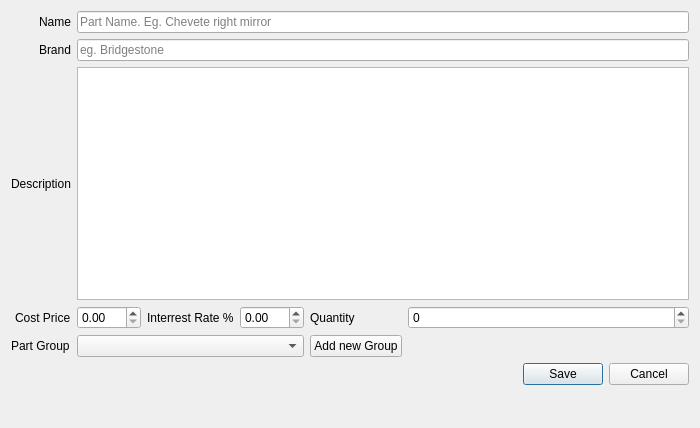
The window that Stock_Add_Part.ui (bedi1982/Oficina) describes before a commit, drawn with Qt 5.
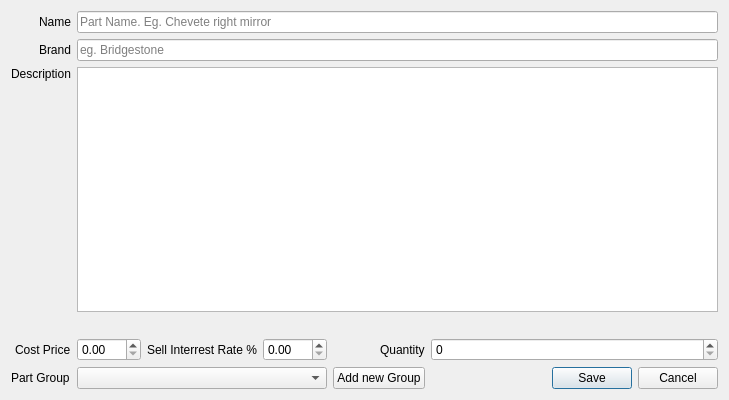
The same window after the commit. Icons and pictures are not drawn.

Patch:
```diff
--- a/Stock_Add_Part.ui
+++ b/Stock_Add_Part.ui
@@ -6,8 +6,8 @@
    <rect>
     <x>0</x>
     <y>0</y>
-    <width>700</width>
-    <height>428</height>
+    <width>729</width>
+    <height>400</height>
    </rect>
   </property>
   <property name="windowTitle">
@@ -18,39 +18,6 @@
     <normaloff>:/emoticons/service.png</normaloff>:/emoticons/service.png</iconset>
   </property>
   <layout class="QGridLayout" name="gridLayout">
-   <item row="5" column="7">
-    <widget class="QDialogButtonBox" name="buttonBox">
-     <property name="focusPolicy">
-      <enum>Qt::StrongFocus</enum>
-     </property>
-     <property name="standardButtons">
-      <set>QDialogButtonBox::Cancel|QDialogButtonBox::Save</set>
-     </property>
-    </widget>
-   </item>
-   <item row="3" column="5">
-    <widget class="QDoubleSpinBox" name="double_Spin_Interest_Rate">
-     <property name="sizePolicy">
-      <sizepolicy hsizetype="Fixed" vsizetype="Fixed">
-       <horstretch>0</horstretch>
-       <verstretch>0</verstretch>
-      </sizepolicy>
-     </property>
-     <property name="maximum">
-      <double>999.990000000000009</double>
-     </property>
-     <property name="singleStep">
-      <double>1.000000000000000</double>
-     </property>
-    </widget>
-   </item>
-   <item row="0" column="0" alignment="Qt::AlignRight">
-    <widget class="QLabel" name="lbl_Part_Name">
-     <property name="text">
-      <string>Name</string>
-     </property>
-    </widget>
-   </item>
    <item row="0" column="3" colspan="5">
     <widget class="QLineEdit" name="line_Name">
      <property name="text">
@@ -64,51 +31,14 @@
      </property>
     </widget>
    </item>
-   <item row="2" column="0" alignment="Qt::AlignRight">
+   <item row="2" column="0" alignment="Qt::AlignRight|Qt::AlignTop">
     <widget class="QLabel" name="lbl_Description">
      <property name="text">
       <string>Description</string>
      </property>
     </widget>
    </item>
-   <item row="6" column="0" rowspan="3">
-    <widget class="QLabel" name="lbl_Emoticon">
-     <property name="text">
-      <string/>
-     </property>
-    </widget>
-   </item>
-   <item row="6" column="3" colspan="5">
-    <widget class="QLabel" name="lbl_Feedback">
-     <property name="text">
-      <string/>
-     </property>
-     <property name="alignment">
-      <set>Qt::AlignRight|Qt::AlignTrailing|Qt::AlignVCenter</set>
-     </property>
-    </widget>
-   </item>
-   <item row="2" column="3" colspan="5">
-    <widget class="QPlainTextEdit" name="txt_Part_Description">
-     <property name="tabChangesFocus">
-      <bool>true</bool>
-     </property>
-     <property name="plainText">
-      <string/>
-     </property>
-     <property name="placeholderText">
-      <string>Full Description. Max 250 chars</string>
-     </property>
-    </widget>
-   </item>
-   <item row="3" column="0" alignment="Qt::AlignRight">
-    <widget class="QLabel" name="lbl_Cost">
-     <property name="text">
-      <string>Cost Price</string>
-     </property>
-    </widget>
-   </item>
-   <item row="3" column="3">
+   <item row="4" column="3">
     <widget class="QDoubleSpinBox" name="double_Spin_Cost">
      <property name="maximum">
       <double>999.990000000000009</double>
@@ -125,10 +55,10 @@
      </property>
     </widget>
    </item>
-   <item row="3" column="4" alignment="Qt::AlignRight">
+   <item row="4" column="4" alignment="Qt::AlignRight">
     <widget class="QLabel" name="lbl_Sel_Price">
      <property name="text">
-      <string>Interrest Rate %</string>
+      <string>Sell Interrest Rate %</string>
      </property>
     </widget>
    </item>
@@ -139,37 +69,100 @@
      </property>
     </widget>
    </item>
-   <item row="3" column="6">
+   <item row="4" column="6" alignment="Qt::AlignRight">
     <widget class="QLabel" name="lbl_Quantity">
      <property name="text">
       <string>Quantity</string>
      </property>
     </widget>
    </item>
-   <item row="3" column="7">
-    <widget class="QSpinBox" name="spin_Quantity">
-     <property name="maximum">
-      <number>99999</number>
-     </property>
-    </widget>
-   </item>
-   <item row="4" column="0">
+   <item row="5" column="0">
     <widget class="QLabel" name="lbl_Part_Group">
      <property name="text">
       <string>Part Group</string>
      </property>
     </widget>
    </item>
-   <item row="4" column="3" colspan="3">
+   <item row="5" column="3" colspan="3">
     <widget class="QComboBox" name="combo_PartGroup"/>
    </item>
-   <item row="4" column="6">
+   <item row="5" column="6">
     <widget class="QPushButton" name="btn_New_Group">
      <property name="text">
       <string>Add new Group</string>
      </property>
     </widget>
    </item>
+   <item row="4" column="5">
+    <widget class="QDoubleSpinBox" name="double_Spin_Interest_Rate">
+     <property name="sizePolicy">
+      <sizepolicy hsizetype="Fixed" vsizetype="Fixed">
+       <horstretch>0</horstretch>
+       <verstretch>0</verstretch>
+      </sizepolicy>
+     </property>
+     <property name="maximum">
+      <double>999.990000000000009</double>
+     </property>
+     <property name="singleStep">
+      <double>1.000000000000000</double>
+     </property>
+    </widget>
+   </item>
+   <item row="0" column="0" alignment="Qt::AlignRight">
+    <widget class="QLabel" name="lbl_Part_Name">
+     <property name="text">
+      <string>Name</string>
+     </property>
+    </widget>
+   </item>
+   <item row="2" column="3" colspan="5">
+    <widget class="QPlainTextEdit" name="txt_Part_Description">
+     <property name="tabChangesFocus">
+      <bool>true</bool>
+     </property>
+     <property name="plainText">
+      <string/>
+     </property>
+     <property name="placeholderText">
+      <string>Full Description. Max 250 chars</string>
+     </property>
+    </widget>
+   </item>
+   <item row="4" column="0" alignment="Qt::AlignRight">
+    <widget class="QLabel" name="lbl_Cost">
+     <property name="text">
+      <string>Cost Price</string>
+     </property>
+    </widget>
+   </item>
+   <item row="5" column="7">
+    <widget class="QDialogButtonBox" name="buttonBox">
+     <property name="focusPolicy">
+      <enum>Qt::StrongFocus</enum>
+     </property>
+     <property name="standardButtons">
+      <set>QDialogButtonBox::Cancel|QDialogButtonBox::Save</set>
+     </property>
+    </widget>
+   </item>
+   <item row="4" column="7">
+    <widget class="QSpinBox" name="spin_Quantity">
+     <property name="maximum">
+      <number>99999</number>
+     </property>
+    </widget>
+   </item>
+   <item row="3" column="3">
+    <widget class="QLabel" name="lbl_Feedback">
+     <property name="text">
+      <string/>
+     </property>
+     <property name="alignment">
+      <set>Qt::AlignRight|Qt::AlignTrailing|Qt::AlignVCenter</set>
+     </property>
+    </widget>
+   </item>
   </layout>
  </widget>
  <tabstops>
```
Left out of the diff: 4 changed lines with no effect on the pictures.
